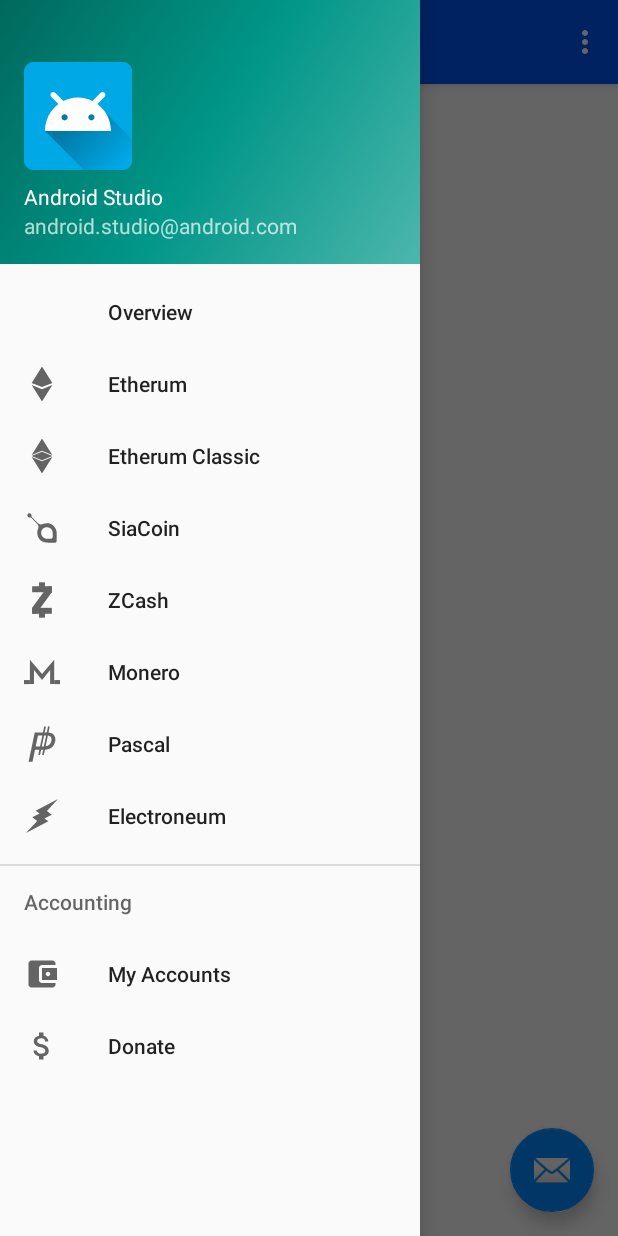
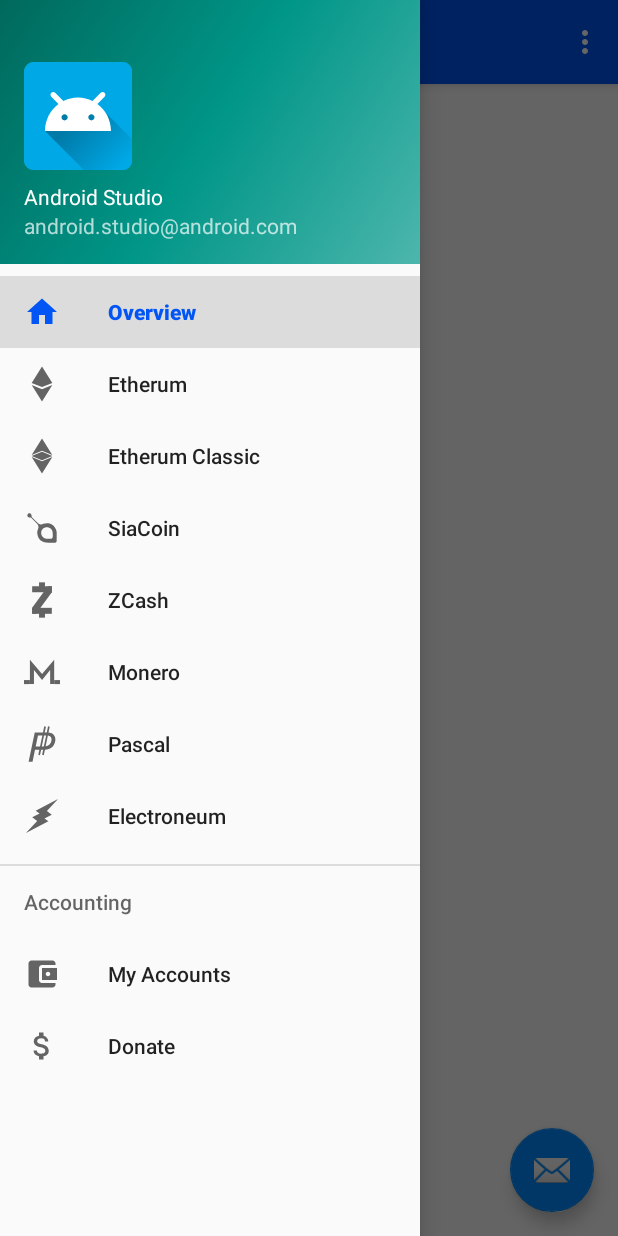
Before and after one commit to bskjon/nanostats, an Android app: the fragment OverviewFragment placed in its activity, with the side drawer open, on a phone screen of 412 x 824 dp. Run offline under Robolectric (Android 15) with nearby library versions, the phone set to English and light mode, and no system bars; libraries missing offline, so code that uses them is left out: com.github.mikephil.charting, net.hockeyapp.android; 1 statement that could not run was skipped.

Commit message:
Landing Page Added, needs to clean up the look of the chart on the landing page

```diff
--- a/app/src/main/java/com/iktdev/nanostat/MainActivity.java
+++ b/app/src/main/java/com/iktdev/nanostat/MainActivity.java
@@ -54,6 +54,13 @@ public class MainActivity extends AppCompatActivity
 
         NavigationView navigationView = (NavigationView) findViewById(R.id.nav_view);
         navigationView.setNavigationItemSelectedListener(this);
+
+        if (savedInstanceState == null)
+        {
+            navigationView.getMenu().getItem(0).setChecked(true);
+            onNavigationItemSelected(navigationView.getMenu().getItem(0));
+        }
+
     }
 
     @Override
--- a/app/src/main/java/com/iktdev/nanostat/OverviewFragment.java
+++ b/app/src/main/java/com/iktdev/nanostat/OverviewFragment.java
@@ -32,11 +32,12 @@ public class OverviewFragment extends Fragment {
         return inflater.inflate(R.layout.fragment_overview, container, false);
     }
 
+    RecyclerView rv;
     @Override
     public void onActivityCreated(Bundle savedInstanceState) {
         super.onActivityCreated(savedInstanceState);
 
-        RecyclerView rv = (RecyclerView)getView().findViewById(R.id.fragment_overview_recyclerview);
+        rv = (RecyclerView)getView().findViewById(R.id.fragment_overview_recyclerview);
         LinearLayoutManager linearLayoutManager = new LinearLayoutManager(getActivity());
         linearLayoutManager.setOrientation(LinearLayoutManager.VERTICAL);
         rv.setLayoutManager(linearLayoutManager);
@@ -68,8 +69,11 @@ public class OverviewFragment extends Fragment {
             }
         }
 
+
+        overviewAdapter adapter = new overviewAdapter(getActivity(), items);
+        rv.setAdapter(adapter);
         nanopoolHandler api = new nanopoolHandler();
-        api.applyOverview(getActivity(), items, (RecyclerView)getView().findViewById(R.id.fragment_overview_recyclerview));
+        api.applyOverview(getActivity(), items, rv);
 
 
         /*overviewAdapter adapter = new overviewAdapter(getActivity(), items);
--- a/app/src/main/java/com/iktdev/nanostat/classes/overview.java
+++ b/app/src/main/java/com/iktdev/nanostat/classes/overview.java
@@ -2,6 +2,7 @@ package com.iktdev.nanostat.classes;
 
 import com.github.mikephil.charting.data.Entry;
 
+import java.util.ArrayList;
 import java.util.List;
 
 /**
@@ -19,7 +20,7 @@ public class overview
 
     public double Balance;
     public double PayoutLimit;
-    public List<Entry> chartData;
+    public ArrayList<ChartData> chartData;
 
     public overview() {}
 
--- a/app/src/main/java/com/iktdev/nanostat/core/nanopoolHandler.java
+++ b/app/src/main/java/com/iktdev/nanostat/core/nanopoolHandler.java
@@ -20,6 +20,7 @@ import com.iktdev.nanostat.R;
 import com.iktdev.nanostat.adapters.overviewAdapter;
 import com.iktdev.nanostat.adapters.workerAdpater;
 import com.iktdev.nanostat.charts.ChartAxisValueFormatter;
+import com.iktdev.nanostat.charts.ChartValueHandler;
 import com.iktdev.nanostat.classes.ChartData;
 import com.iktdev.nanostat.classes.overview;
 
@@ -93,9 +94,9 @@ public class nanopoolHandler
 
 
 
-    public List<Entry> getChartData(final String url)
+    public ArrayList<ChartData> getChartData(final String url)
     {
-        List<Entry> entries = new ArrayList<>();
+
         final HttpHandler httpHandler = new HttpHandler();
         boolean urlAllowed = httpHandler.setUrl(url);
         if (urlAllowed)
@@ -121,26 +122,15 @@ public class nanopoolHandler
                         );
                         chartData.add(cd);
                     }
-
-                    if (chartData .size() > 0)
-                    {
-                        final long referenceTimeStamp = (chartData.get(0).date);
-                        for (ChartData data : chartData)
-                        {
-                            //entries.add(new Entry((long)data.date, data.shares));
-                            entries.add(new Entry(chartData.indexOf(data), data.shares));
-                        }
-                    }
-
-
+                    return chartData;
                 }
             } catch (JSONException e) {
                 e.printStackTrace();
-                return entries;
+                return null;
             }
 
         }
-        return entries;
+        return null;
     }
     public double getPayoutLimit(String url)
     {
@@ -205,7 +195,16 @@ public class nanopoolHandler
         AsyncTask.execute(new Runnable() {
             @Override
             public void run() {
-                List<Entry> entries = getChartData(url);
+                ArrayList<ChartData> chartData = getChartData(url);
+                List<Entry> entries = new ArrayList<>();
+                if (chartData != null && chartData.size() > 0)
+                {
+                    final long referenceTimeStamp = (chartData.get(0).date);
+                    for (ChartData data : chartData)
+                    {
+                        //entries.add(new Entry((long)data.date, data.shares));
+                        entries.add(new Entry(chartData.indexOf(data), data.shares));
+                    }
                     LineDataSet dataset = new LineDataSet(entries, "Shares");
                     dataset.setDrawValues(false);
                     dataset.setDrawCircleHole(false);
@@ -240,6 +239,10 @@ public class nanopoolHandler
                             chart.invalidate();
                         }
                     });
+                }
+
+
+
             }
         });
 
@@ -312,15 +315,34 @@ public class nanopoolHandler
                     overview nov = ovs.get(i);
                     nov.Balance = getBalance(balance(ovs.get(i)._prefix, ovs.get(i)._address));
                     nov.PayoutLimit = getPayoutLimit(payoutlimit(ovs.get(i)._prefix, ovs.get(i)._address));
-                    nov.chartData = getChartData(hashratechart(ovs.get(i)._prefix, ovs.get(i)._address));
+
+                    ArrayList<ChartData> chartData = getChartData(hashratechart(ovs.get(i)._prefix, ovs.get(i)._address));
+                    if (chartData != null && chartData.size() > 0)
+                    {
+                        ChartValueHandler cvh = new ChartValueHandler();
+                        chartData = cvh.getPastDay(chartData);
+                        nov.chartData = chartData;
+                    }
+
+
+
                     ov.add(nov);
                 }
 
                 context.runOnUiThread(new Runnable() {
                     @Override
                     public void run() {
-                        overviewAdapter adapter = new overviewAdapter(context, ov);
+                        overviewAdapter adapter = (overviewAdapter) rv.getAdapter();
+                        if (adapter != null)
+                        {
+                            adapter.replaceItems(ov);
+                        }
+                        else
+                        {
+                            adapter = new overviewAdapter(context, ov);
                             rv.setAdapter(adapter);
+                        }
+
                     }
                 });
 
--- /dev/null
+++ b/app/src/main/res/drawable/ic_home_black_24dp.xml
@@ -0,0 +1,9 @@
+<vector xmlns:android="http://schemas.android.com/apk/res/android"
+        android:width="24dp"
+        android:height="24dp"
+        android:viewportWidth="24.0"
+        android:viewportHeight="24.0">
+    <path
+        android:fillColor="#FF000000"
+        android:pathData="M10,20v-6h4v6h5v-8h3L12,3 2,12h3v8z"/>
+</vector>
--- a/app/src/main/res/menu/activity_main_drawer.xml
+++ b/app/src/main/res/menu/activity_main_drawer.xml
@@ -7,6 +7,7 @@
         <item
             android:id="@+id/nav_overview"
             android:title="Overview"
+            android:icon="@drawable/ic_home_black_24dp"
             />
         <item
             android:id="@+id/nav_eth"
```
Also changed, not shown: app/src/main/java/com/iktdev/nanostat/adapters/overviewAdapter.java (+73 -1 lines), app/src/main/java/com/iktdev/nanostat/charts/ChartValueHandler.java (added, +45 -0 lines), app/src/main/res/layout/adapter_overview.xml (+27 -3 lines). Lines whose indentation alone changed are shown as unchanged.
